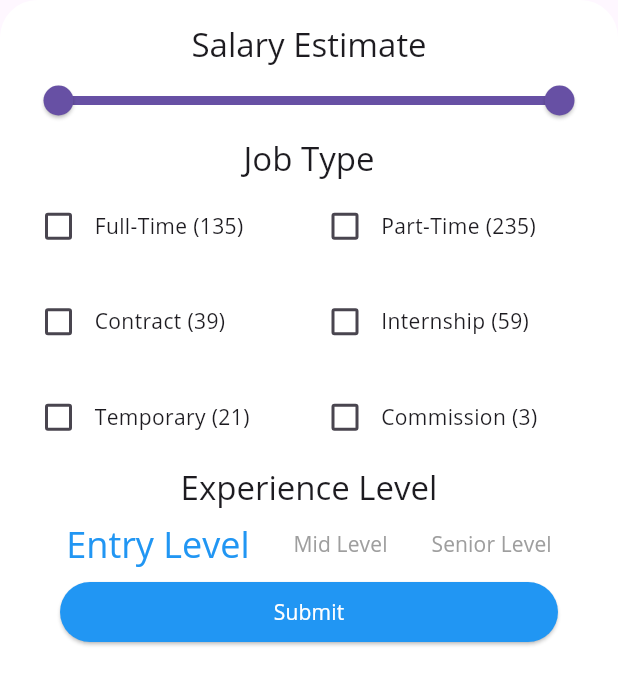
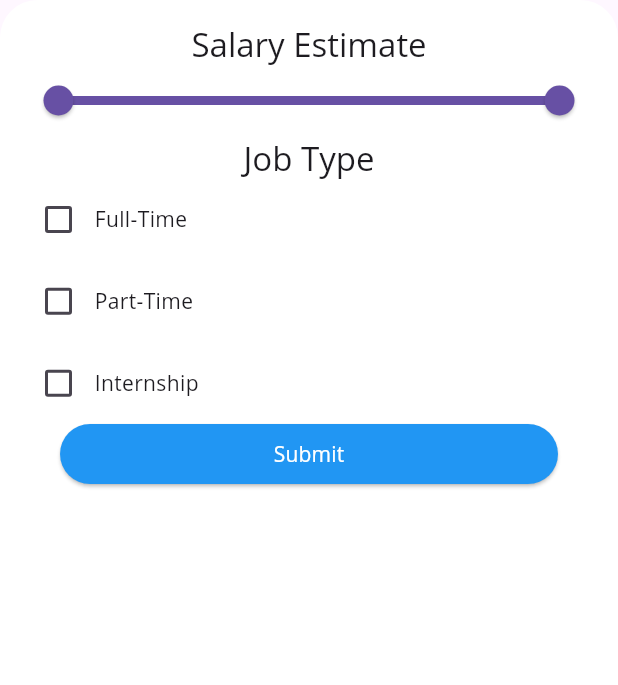
Before and after one commit to Rohaid-Bhatti/Jobway, a Flutter app: the MyBottomSheet widget shown alone on an empty page, opened directly, after a tap on "Submit", on a phone screen of 412 x 824 dp. Shown: the top 685 px of the screen. Run offline on Flutter 3.47's test engine with Material 3 defaults, Android fonts, the phone set to English and light mode, and no system bars; our stand-ins replace cloud_firestore, firebase_auth, firebase_core, firebase_storage, image_picker; missing offline and left inert: syncfusion_flutter_pdfviewer; accounts and stored records are empty; network calls fail.

```diff
--- a/lib/models/bottomsheet.dart
+++ b/lib/models/bottomsheet.dart
@@ -1,11 +1,23 @@
 import 'package:flutter/material.dart';
 
-class MyBottomSheetModel extends ChangeNotifier{
+class MyBottomSheetModel extends ChangeNotifier {
   bool _visible = false;
   get visible => _visible;
-  void changeState(){
+  void changeState() {
     _visible = !_visible;
-    print(_visible);
+    notifyListeners();
+  }
+
+  List<String> selectedJobTypes = [];
+  RangeValues selectedSalaryRange = RangeValues(0, 300000);
+
+  void updateJobTypes(List<String> jobTypes) {
+    selectedJobTypes = jobTypes;
+    notifyListeners();
+  }
+
+  void updateSalaryRange(RangeValues rangeValues) {
+    selectedSalaryRange = rangeValues;
     notifyListeners();
   }
 }
--- a/lib/ui/screens/jobSeeker/saved.dart
+++ b/lib/ui/screens/jobSeeker/saved.dart
@@ -1,7 +1,6 @@
 import 'package:cloud_firestore/cloud_firestore.dart';
 import 'package:firebase_auth/firebase_auth.dart';
 import 'package:flutter/material.dart';
-import 'package:flutter_job_portal/global.dart';
 import 'package:flutter_job_portal/ui/widgets/SavedJobItems.dart';
 
 class SavedScreen extends StatefulWidget {
--- a/lib/ui/widgets/experiencelevelwidget.dart
+++ /dev/null
@@ -1,79 +0,0 @@
-import 'package:flutter/material.dart';
-
-class ExperienceLevelWidget extends StatefulWidget {
-  @override
-  _ExperienceLevelWidgetState createState() => _ExperienceLevelWidgetState();
-}
-
-class _ExperienceLevelWidgetState extends State<ExperienceLevelWidget> {
-  int _active = 0;
-
-  @override
-  Widget build(BuildContext context) {
-    return Container(
-      height: 50,
-      child: Row(
-        mainAxisAlignment: MainAxisAlignment.spaceEvenly,
-        children: <Widget>[
-          GestureDetector(
-            onTap: () {
-              setState(() {
-                _active = 0;
-              });
-            },
-            child: Text(
-              "Entry Level",
-              style: _active == 0
-                  ? Theme.of(context)
-                      .textTheme
-                      .headlineSmall
-                      ?.apply(color: Colors.blue)
-                  : Theme.of(context)
-                      .textTheme
-                      .titleSmall
-                      ?.apply(color: Colors.grey),
-            ),
-          ),
-          GestureDetector(
-            onTap: () {
-              setState(() {
-                _active = 1;
-              });
-            },
-            child: Text(
-              "Mid Level",
-              style: _active == 1
-                  ? Theme.of(context)
-                      .textTheme
-                      .headlineSmall
-                      ?.apply(color: Colors.blue)
-                  : Theme.of(context)
-                      .textTheme
-                      .titleSmall
-                      ?.apply(color: Colors.grey),
-            ),
-          ),
-          GestureDetector(
-            onTap: () {
-              setState(() {
-                _active = 2;
-              });
-            },
-            child: Text(
-              "Senior Level",
-              style: _active == 2
-                  ? Theme.of(context)
-                      .textTheme
-                      .headlineSmall
-                      ?.apply(color: Colors.blue)
-                  : Theme.of(context)
-                      .textTheme
-                      .titleSmall
-                      ?.apply(color: Colors.grey),
-            ),
-          ),
-        ],
-      ),
-    );
-  }
-}
--- a/lib/ui/widgets/mybottomsheet.dart
+++ b/lib/ui/widgets/mybottomsheet.dart
@@ -1,6 +1,5 @@
 import 'package:flutter/material.dart';
 import 'package:flutter_job_portal/models/bottomsheet.dart';
-import 'package:flutter_job_portal/ui/widgets/experiencelevelwidget.dart';
 import 'package:provider/provider.dart';
 
 class MyBottomSheet extends StatefulWidget {
@@ -11,21 +10,18 @@ class MyBottomSheet extends StatefulWidget {
 class JobTypes {
   final String title;
   bool checked;
-  final int count;
 
-  JobTypes({required this.checked, required this.title, required this.count});
+  JobTypes({required this.checked, required this.title});
 }
 
 class _MyBottomSheetState extends State<MyBottomSheet> {
   List<JobTypes> jobTypes = [
-    JobTypes(title: "Full-Time", checked: false, count: 135),
-    JobTypes(title: "Part-Time", checked: false, count: 235),
-    JobTypes(title: "Contract", checked: false, count: 39),
-    JobTypes(title: "Internship", checked: false, count: 59),
-    JobTypes(title: "Temporary", checked: false, count: 21),
-    JobTypes(title: "Commission", checked: false, count: 3),
+    JobTypes(title: "Full-Time", checked: false),
+    JobTypes(title: "Part-Time", checked: false),
+    JobTypes(title: "Internship", checked: false),
   ];
   RangeValues _rangeValues = RangeValues(0, 300000);
+
   @override
   Widget build(BuildContext context) {
     return Container(
@@ -61,11 +57,11 @@ class _MyBottomSheetState extends State<MyBottomSheet> {
           ),
           GridView.count(
             shrinkWrap: true,
-            childAspectRatio: 3,
-            crossAxisCount: 2,
+            childAspectRatio: 7,
+            crossAxisCount: 1,
             children: List.generate(
               jobTypes.length,
-              (i) {
+                  (i) {
                 return Row(
                   children: <Widget>[
                     Checkbox(
@@ -76,17 +72,12 @@ class _MyBottomSheetState extends State<MyBottomSheet> {
                         });
                       },
                     ),
-                    Text("${jobTypes[i].title} (${jobTypes[i].count})"),
+                    Text("${jobTypes[i].title}"),
                   ],
                 );
               },
             ),
           ),
-          Text(
-            "Experience Level",
-            style: Theme.of(context).textTheme.titleLarge,
-          ),
-          ExperienceLevelWidget(),
           Container(
             height: 40,
             width: double.infinity,
@@ -102,8 +93,18 @@ class _MyBottomSheetState extends State<MyBottomSheet> {
                     .labelLarge
                     ?.apply(color: Colors.white),
               ),
-              onPressed: () =>
-                  Provider.of<MyBottomSheetModel>(context).changeState(),
+              onPressed: () {
+                final selectedTypes = jobTypes
+                    .where((type) => type.checked)
+                    .map((type) => type.title)
+                    .toList();
+                Provider.of<MyBottomSheetModel>(context, listen: false)
+                    .updateJobTypes(selectedTypes);
+                Provider.of<MyBottomSheetModel>(context, listen: false)
+                    .updateSalaryRange(_rangeValues);
+                Provider.of<MyBottomSheetModel>(context, listen: false)
+                    .changeState();
+              },
             ),
           )
         ],
--- a/pubspec.yaml
+++ b/pubspec.yaml
@@ -44,7 +44,12 @@ dependencies:
 dev_dependencies:
   flutter_test:
     sdk: flutter
+  flutter_launcher_icons: ^0.13.1
 
+flutter_launcher_icons:
+  android: "launcher_icon"
+  ios: true
+  image_path: "assets/images/jobway.png"
 # For information on the generic Dart part of this file, see the
 # following page: https://dart.dev/tools/pub/pubspec
 
```
Also changed, not shown: lib/global.dart (deleted, +0 -89 lines), lib/models/job.dart (deleted, +0 -13 lines), lib/ui/screens/jobSeeker/home.dart (+51 -7 lines), lib/ui/screens/providerScreen/providerDashboard.dart (+19 -10 lines), lib/ui/screens/providerScreen/providerHome.dart (+6 -2 lines), lib/ui/widgets/mydropdownbutton.dart (deleted, +0 -26 lines), assets/images/jobway.png (added), pubspec.lock, 29 other files.
